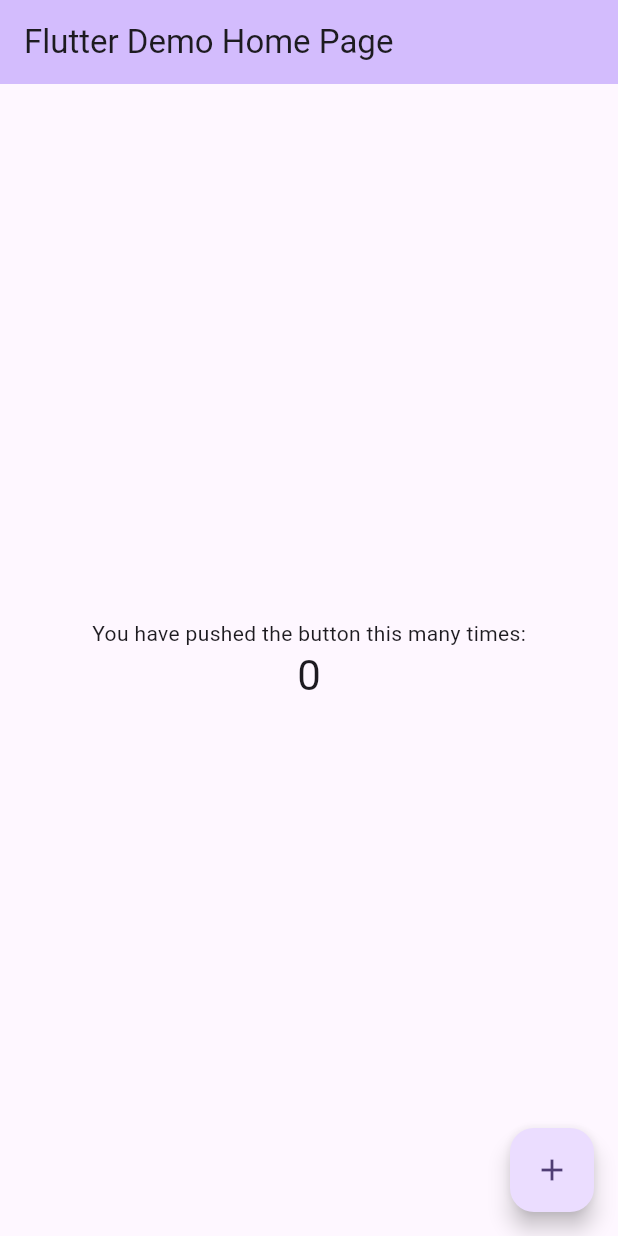
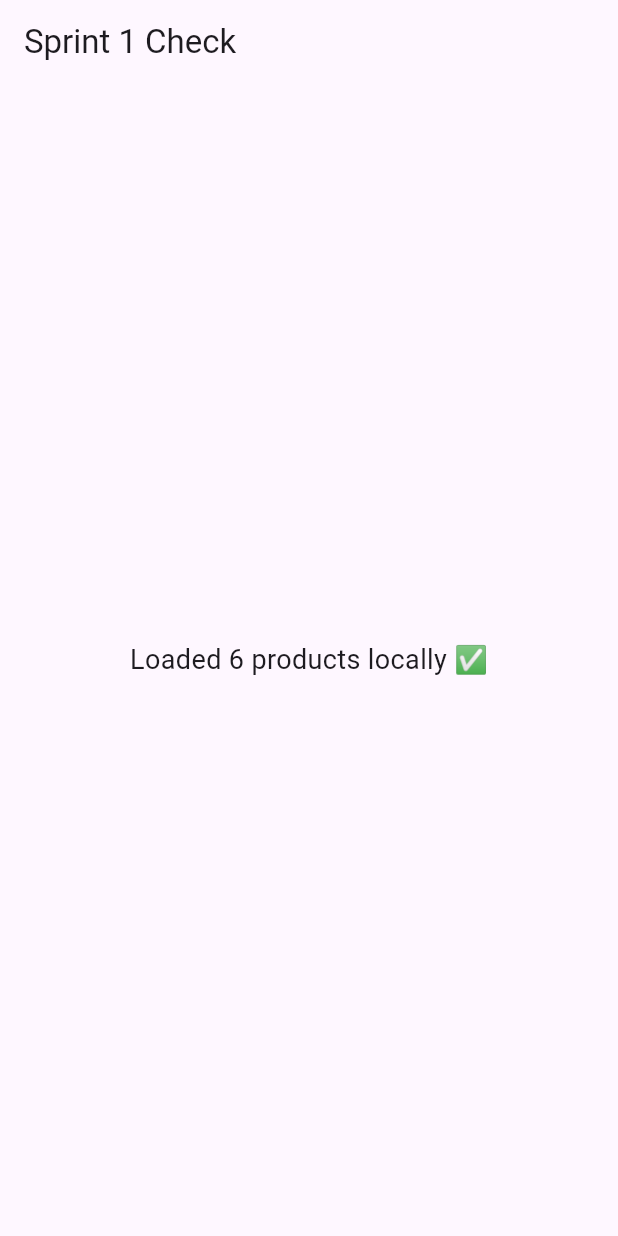
Before and after one commit to Ahmadi22na/Shoply_App, a Flutter app: the screen it shows after launch, on a phone screen of 412 x 824 dp. Run offline on Flutter 3.47's test engine with Material 3 defaults, Android fonts, the phone set to English and light mode, and no system bars.

Commit message:
sprint 1

```diff
--- /dev/null
+++ b/lib/data/dummy_products.dart
@@ -0,0 +1,73 @@
+import 'package:flutter/material.dart';
+import '../models/product_model.dart';
+
+/// Local, hard-coded product data — no JSON, no API.
+/// Every screen that needs products reads from this single list.
+final List<Product> dummyProducts = [
+  const Product(
+    id: 'p1',
+    name: 'Nike Air Max',
+    price: 120,
+    brand: 'Nike',
+    category: 'Shoes',
+    inStock: true,
+    description:
+        'All day comfort with a modern design. Suitable for everyday wear.',
+    icon: Icons.directions_run,
+  ),
+  const Product(
+    id: 'p2',
+    name: 'Travel Backpack',
+    price: 60,
+    brand: 'Urban Gear',
+    category: 'Bags',
+    inStock: true,
+    description:
+        'A practical backpack with multiple compartments for daily travel.',
+    icon: Icons.backpack,
+  ),
+  const Product(
+    id: 'p3',
+    name: 'Wireless Headphones',
+    price: 199,
+    brand: 'SoundMax',
+    category: 'Electronics',
+    inStock: true,
+    description:
+        'Comfortable wireless headphones with clear sound and long battery life.',
+    icon: Icons.headphones,
+  ),
+  const Product(
+    id: 'p4',
+    name: 'Smart Watch',
+    price: 299,
+    brand: 'TechTime',
+    category: 'Wearables',
+    inStock: true,
+    description:
+        'A modern smart watch for notifications, activity tracking, and daily use.',
+    icon: Icons.watch,
+  ),
+  const Product(
+    id: 'p5',
+    name: 'Sunglasses',
+    price: 90,
+    brand: 'Vision',
+    category: 'Accessories',
+    inStock: true,
+    description:
+        'Lightweight sunglasses with a simple design for sunny days.',
+    icon: Icons.wb_sunny_outlined,
+  ),
+  const Product(
+    id: 'p6',
+    name: 'Casual Shoes',
+    price: 85,
+    brand: 'StreetStep',
+    category: 'Shoes',
+    inStock: false,
+    description:
+        'Comfortable casual shoes designed for daily walking and relaxed outfits.',
+    icon: Icons.hiking,
+  ),
+];
--- a/lib/main.dart
+++ b/lib/main.dart
@@ -1,121 +1,28 @@
 import 'package:flutter/material.dart';
+import 'data/dummy_products.dart';
 
 void main() {
-  runApp(const MyApp());
+  runApp(const ShopApp());
 }
 
-class MyApp extends StatelessWidget {
-  const MyApp({super.key});
+/// Sprint 1 only proves the Model + local data compile and load correctly.
+/// The real screens (Login, Products, etc.) get built in the next sprints.
+class ShopApp extends StatelessWidget {
+  const ShopApp({super.key});
 
-  // This widget is the root of your application.
   @override
   Widget build(BuildContext context) {
     return MaterialApp(
-      title: 'Flutter Demo',
-      theme: ThemeData(
-        // This is the theme of your application.
-        //
-        // TRY THIS: Try running your application with "flutter run". You'll see
-        // the application has a purple toolbar. Then, without quitting the app,
-        // try changing the seedColor in the colorScheme below to Colors.green
-        // and then invoke "hot reload" (save your changes or press the "hot
-        // reload" button in a Flutter-supported IDE, or press "r" if you used
-        // the command line to start the app).
-        //
-        // Notice that the counter didn't reset back to zero; the application
-        // state is not lost during the reload. To reset the state, use hot
-        // restart instead.
-        //
-        // This works for code too, not just values: Most code changes can be
-        // tested with just a hot reload.
-        colorScheme: .fromSeed(seedColor: Colors.deepPurple),
-      ),
-      home: const MyHomePage(title: 'Flutter Demo Home Page'),
-    );
-  }
-}
-
-class MyHomePage extends StatefulWidget {
-  const MyHomePage({super.key, required this.title});
-
-  // This widget is the home page of your application. It is stateful, meaning
-  // that it has a State object (defined below) that contains fields that affect
-  // how it looks.
-
-  // This class is the configuration for the state. It holds the values (in this
-  // case the title) provided by the parent (in this case the App widget) and
-  // used by the build method of the State. Fields in a Widget subclass are
-  // always marked "final".
-
-  final String title;
-
-  @override
-  State<MyHomePage> createState() => _MyHomePageState();
-}
-
-class _MyHomePageState extends State<MyHomePage> {
-  int _counter = 0;
-
-  void _incrementCounter() {
-    setState(() {
-      // This call to setState tells the Flutter framework that something has
-      // changed in this State, which causes it to rerun the build method below
-      // so that the display can reflect the updated values. If we changed
-      // _counter without calling setState(), then the build method would not be
-      // called again, and so nothing would appear to happen.
-      _counter++;
-    });
-  }
-
-  @override
-  Widget build(BuildContext context) {
-    // This method is rerun every time setState is called, for instance as done
-    // by the _incrementCounter method above.
-    //
-    // The Flutter framework has been optimized to make rerunning build methods
-    // fast, so that you can just rebuild anything that needs updating rather
-    // than having to individually change instances of widgets.
-    return Scaffold(
-      appBar: AppBar(
-        // TRY THIS: Try changing the color here to a specific color (to
-        // Colors.amber, perhaps?) and trigger a hot reload to see the AppBar
-        // change color while the other colors stay the same.
-        backgroundColor: Theme.of(context).colorScheme.inversePrimary,
-        // Here we take the value from the MyHomePage object that was created by
-        // the App.build method, and use it to set our appbar title.
-        title: Text(widget.title),
-      ),
-      body: Center(
-        // Center is a layout widget. It takes a single child and positions it
-        // in the middle of the parent.
-        child: Column(
-          // Column is also a layout widget. It takes a list of children and
-          // arranges them vertically. By default, it sizes itself to fit its
-          // children horizontally, and tries to be as tall as its parent.
-          //
-          // Column has various properties to control how it sizes itself and
-          // how it positions its children. Here we use mainAxisAlignment to
-          // center the children vertically; the main axis here is the vertical
-          // axis because Columns are vertical (the cross axis would be
-          // horizontal).
-          //
-          // TRY THIS: Invoke "debug painting" (choose the "Toggle Debug Paint"
-          // action in the IDE, or press "p" in the console), to see the
-          // wireframe for each widget.
-          mainAxisAlignment: .center,
-          children: [
-            const Text('You have pushed the button this many times:'),
-            Text(
-              '$_counter',
-              style: Theme.of(context).textTheme.headlineMedium,
-            ),
-          ],
+      title: 'Shop App',
+      theme: ThemeData(primarySwatch: Colors.blue),
+      home: Scaffold(
+        appBar: AppBar(title: const Text('Sprint 1 Check')),
+        body: Center(
+          child: Text(
+            'Loaded ${dummyProducts.length} products locally ✅',
+            style: const TextStyle(fontSize: 18),
+          ),
         ),
-      ),
-      floatingActionButton: FloatingActionButton(
-        onPressed: _incrementCounter,
-        tooltip: 'Increment',
-        child: const Icon(Icons.add),
       ),
     );
   }
--- /dev/null
+++ b/lib/models/product_model.dart
@@ -0,0 +1,29 @@
+import 'package:flutter/material.dart';
+
+/// Represents a single product in the shop.
+/// This class only describes the SHAPE of the data — no UI logic here.
+class Product {
+  final String id;
+  final String name;
+  final double price;
+  final String brand;
+  final String category;
+  final bool inStock;
+  final String description;
+
+  /// No product photos were provided in the exam assets, so we use a
+  /// built-in Material icon as a stand-in image. This still satisfies
+  /// "local dummy data only" since nothing is loaded from disk/network.
+  final IconData icon;
+
+  const Product({
+    required this.id,
+    required this.name,
+    required this.price,
+    required this.brand,
+    required this.category,
+    required this.inStock,
+    required this.description,
+    required this.icon,
+  });
+}
```
